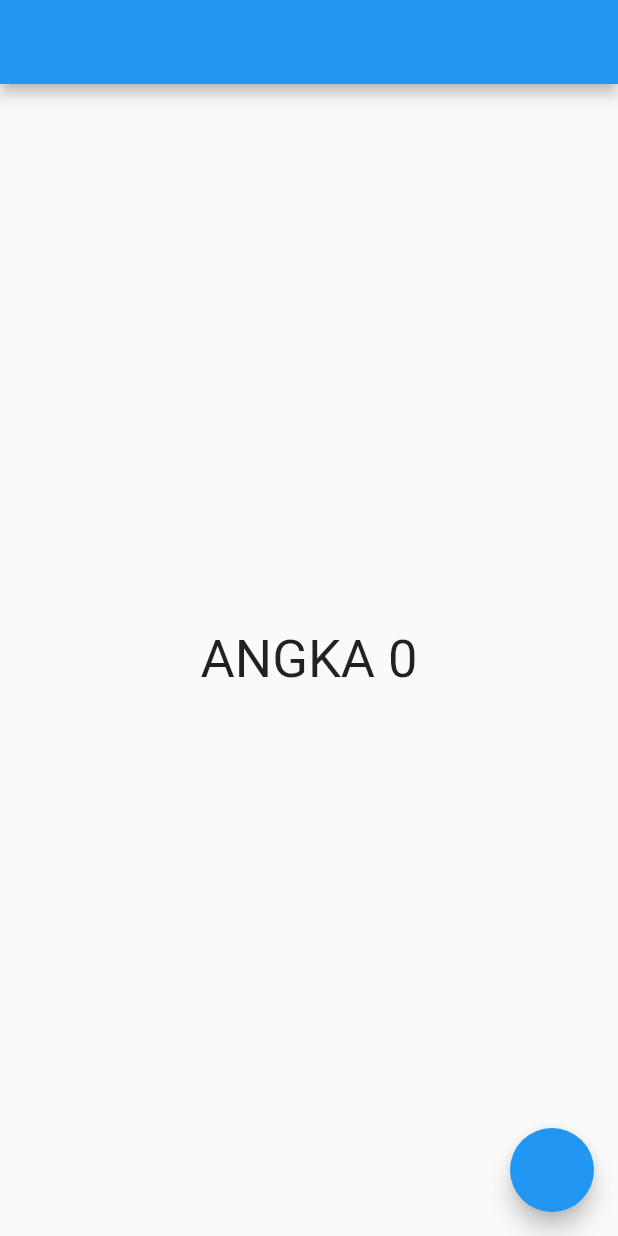
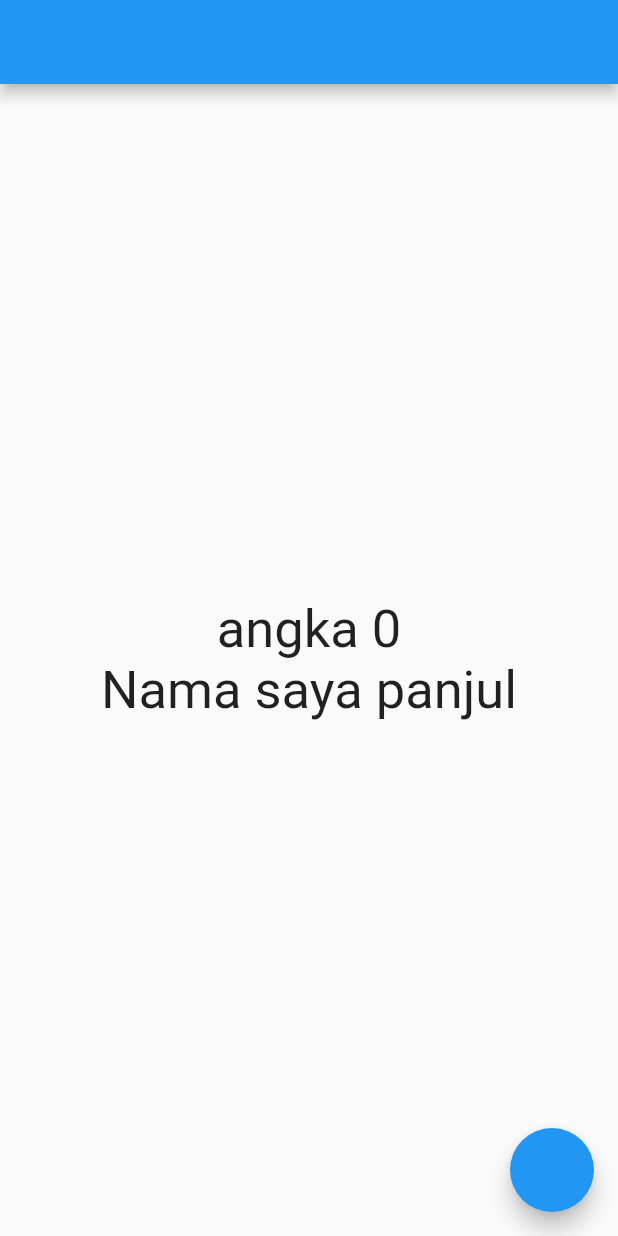
Before and after one commit to dennyoctavian/getx-flutter, a Flutter app: the screen it shows after launch, on a phone screen of 412 x 824 dp. Run offline on Flutter 3.47's test engine with Material 2 defaults, Android fonts, the phone set to English and light mode, and no system bars; our stand-ins replace get.

Commit message:
obx basic with model with data obs

```diff
--- a/lib/controllers/counter_controller.dart
+++ /dev/null
@@ -1,10 +0,0 @@
-import 'package:get/get.dart';
-
-class CountController extends GetxController {
-  RxInt counter = 0.obs;
-  RxBool isDark = false.obs;
-
-  changeTheme() => isDark.value = !isDark.value;
-
-  increment() => counter + 1;
-}
--- a/lib/main.dart
+++ b/lib/main.dart
@@ -1,47 +1,54 @@
-import 'package:belajar_getx/controllers/counter_controller.dart';
+import 'package:belajar_getx/models/person.dart';
 import 'package:flutter/material.dart';
 import 'package:get/get.dart';
 
 void main() {
-  runApp(MyApp());
+  runApp(const MyApp());
 }
 
 class MyApp extends StatelessWidget {
-  final counterController = Get.put(CountController());
-  MyApp({super.key});
+  const MyApp({super.key});
 
   @override
   Widget build(BuildContext context) {
-    return Obx(() => GetMaterialApp(
-          theme: counterController.isDark.value
-              ? ThemeData.dark()
-              : ThemeData.light(),
-          home: const HomePage(),
-        ));
-  }
+    var person = Person();
+    var count = 0.obs;
+    void add() {
+      count++;
     }
 
-class HomePage extends StatelessWidget {
-  const HomePage({super.key});
-
-  @override
-  Widget build(BuildContext context) {
-    final counterController = Get.find<CountController>();
-    return Scaffold(
+    return MaterialApp(
+      home: Scaffold(
         appBar: AppBar(),
         body: Center(
-        child: Obx(() => Text(
-              "ANGKA ${counterController.counter.value}",
+          child: Obx(() => Column(
+                mainAxisAlignment: MainAxisAlignment.center,
+                children: [
+                  Text(
+                    "angka $count",
                     style: const TextStyle(
                       fontSize: 35,
                     ),
+                  ),
+                  Text(
+                    "Nama saya ${person.name}",
+                    style: const TextStyle(
+                      fontSize: 35,
+                    ),
+                  )
+                ],
               )),
         ),
         floatingActionButton: FloatingActionButton(
           onPressed: () {
-          // counterController.increment();
-          counterController.changeTheme();
+            add();
+            if (count % 2 == 0) {
+              person.name.value = person.name.value.toLowerCase();
+            } else {
+              person.name.value = person.name.value.toUpperCase();
+            }
           },
+        ),
       ),
     );
   }
--- /dev/null
+++ b/lib/models/person.dart
@@ -0,0 +1,6 @@
+import 'package:get/get.dart';
+
+class Person {
+  RxString name = 'panjul'.obs;
+  RxInt age = 25.obs;
+}
```
Lines whose indentation alone changed are shown as unchanged.
